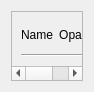
The window that ui/statisticHandler.ui (IENT/YUView) describes before a commit, drawn with Qt 5.
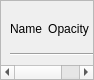
The same window after the commit.

```diff
--- a/ui/statisticHandler.ui
+++ b/ui/statisticHandler.ui
@@ -7,7 +7,7 @@
     <x>0</x>
     <y>0</y>
     <width>94</width>
-    <height>91</height>
+    <height>80</height>
    </rect>
   </property>
   <property name="sizePolicy">
@@ -20,8 +20,32 @@
    <string>Form</string>
   </property>
   <layout class="QVBoxLayout" name="wrapperLayout">
+   <property name="leftMargin">
+    <number>0</number>
+   </property>
+   <property name="topMargin">
+    <number>0</number>
+   </property>
+   <property name="rightMargin">
+    <number>0</number>
+   </property>
+   <property name="bottomMargin">
+    <number>0</number>
+   </property>
    <item>
     <layout class="QVBoxLayout" name="verticalLayout">
+     <property name="leftMargin">
+      <number>0</number>
+     </property>
+     <property name="topMargin">
+      <number>0</number>
+     </property>
+     <property name="rightMargin">
+      <number>0</number>
+     </property>
+     <property name="bottomMargin">
+      <number>0</number>
+     </property>
      <item>
       <widget class="QScrollArea" name="scrollArea">
        <property name="sizePolicy">
@@ -39,7 +63,7 @@
           <x>0</x>
           <y>0</y>
           <width>113</width>
-          <height>52</height>
+          <height>59</height>
          </rect>
         </property>
         <layout class="QGridLayout" name="gridLayout">
```
